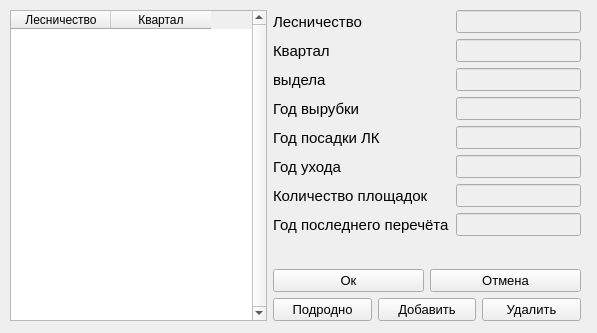
Old version of the form ui/main.ui in the repository IgorChavychalov/growth.
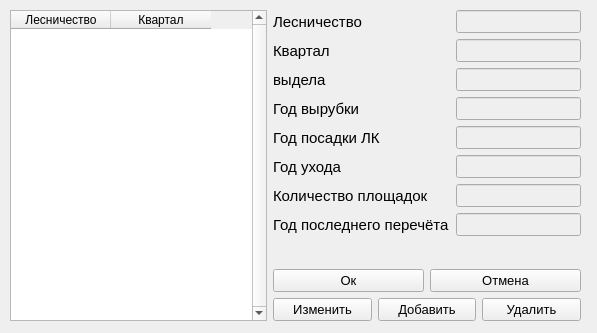
New version of the form.

Commit message: UI.main: create site

The edit to the form file:
```diff
--- a/ui/main.ui
+++ b/ui/main.ui
@@ -297,7 +297,7 @@
            </font>
           </property>
           <property name="text">
-           <string>Подродно</string>
+           <string>Изменить</string>
           </property>
          </widget>
         </item>
```
Left out of the diff: 2 changed lines with no effect on the pictures. The commit also changes 1 other file.
